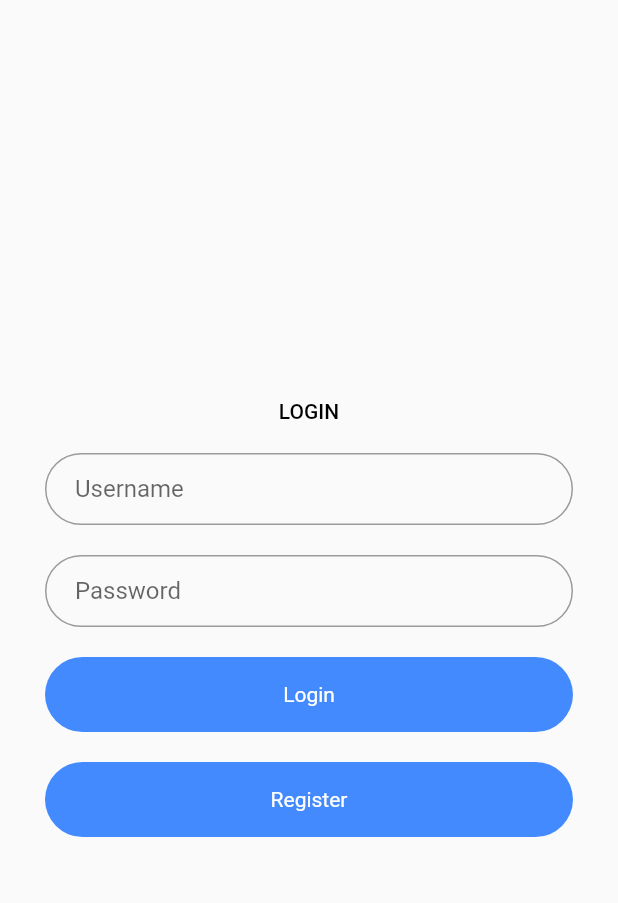
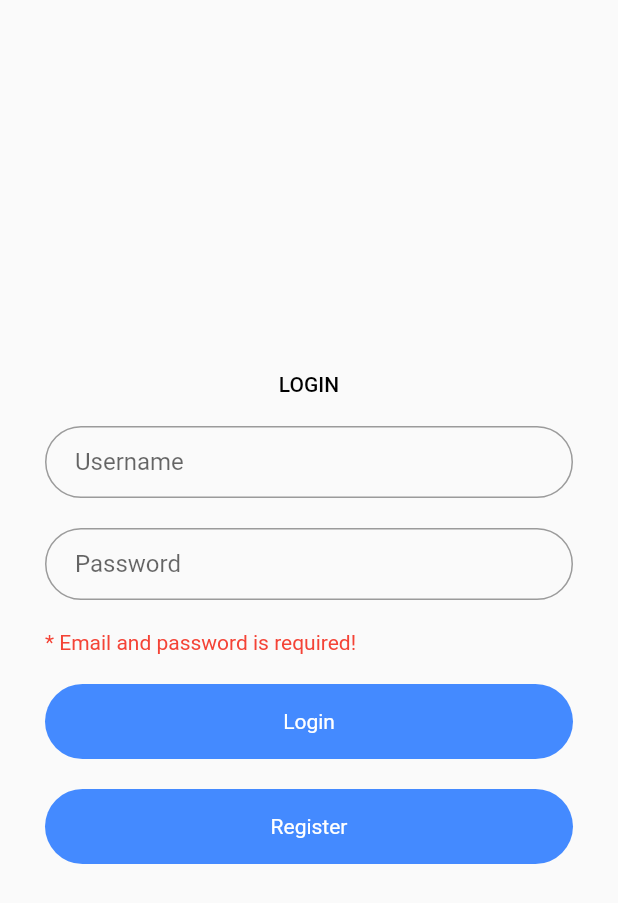
Before and after one commit to samueljiwandono0310/restaruant-app, a Flutter app: the screen it shows after launch, after a tap on "Login", on a phone screen of 412 x 824 dp. Shown: the top 903 px of the screen. Run offline on Flutter 3.47's test engine with Material 2 defaults, Android fonts, the light colour scheme and no system bars; our stand-ins replace get, sqflite; accounts and stored records are empty.

Commit message:
feat: login with database data

```diff
--- a/lib/dummy/dummy_data.dart
+++ b/lib/dummy/dummy_data.dart
@@ -253,7 +253,7 @@ class DummyData {
       dateOfBird: "03-10-1995",
       gender: "male",
       nationality: "Indonesia",
-      nickName: "samuel",
-      password: "Pretest123!",
-      userName: "samueljiwandono");
+      nickName: "aaa",
+      password: "aaa",
+      userName: "aaa");
 }
--- a/lib/helper/databaseHelper.dart
+++ b/lib/helper/databaseHelper.dart
@@ -1,3 +1,4 @@
+import 'package:flutter/cupertino.dart';
 import 'package:restaurant_app/model/user_model.dart';
 import 'package:sqflite/sqflite.dart';
 
@@ -51,4 +52,13 @@ class DatabaseHelper {
     var result = await db.insert(tableNameUser, userModel.toMap());
     print('result: $result');
   }
+
+  Future<UserModel> findUserNameAndPassword({@required String userName , @required String password}) async {
+    var db = await this.database;
+    var result = await db.rawQuery("SELECT * FROM $tableNameUser WHERE userName = '$userName' and password = '$password'");
+    if(result.length > 0) {
+      return UserModel.fromMap(result.first);
+    }
+    return null;
+  }
 }
--- a/lib/screens/login_screen/login_screen.dart
+++ b/lib/screens/login_screen/login_screen.dart
@@ -1,5 +1,6 @@
 import 'package:flutter/material.dart';
 import 'package:get/get.dart';
+import 'package:restaurant_app/helper/databaseHelper.dart';
 import 'package:restaurant_app/widgets/static_widget.dart';
 
 class LoginScreen extends StatefulWidget {
@@ -10,6 +11,8 @@ class LoginScreen extends StatefulWidget {
 class _LoginScreenState extends State<LoginScreen> {
   TextEditingController _userNameController = new TextEditingController();
   TextEditingController _passwordController = new TextEditingController();
+  String _errorMessage = "";
+  bool _isValid = false;
   @override
   Widget build(BuildContext context) {
     return Scaffold(
@@ -35,12 +38,23 @@ class _LoginScreenState extends State<LoginScreen> {
                 ),
               ),
               StaticWidget.sizeBox(),
-              StaticWidget.formText(hintText: "Username", controller: _userNameController),
+              StaticWidget.formText(
+                  hintText: "Username", controller: _userNameController),
               StaticWidget.sizeBox(),
-              StaticWidget.formPassword(hintText: "Password", controller: _passwordController),
+              StaticWidget.formPassword(
+                  hintText: "Password", controller: _passwordController),
+              _errorMessage.isNotEmpty ? StaticWidget.sizeBox() : SizedBox(),
+              _errorMessage.isNotEmpty
+                  ? Container(
+                      child: Text(
+                        _errorMessage,
+                        style: TextStyle(color: Colors.red),
+                      ),
+                    )
+                  : SizedBox(),
               StaticWidget.sizeBox(),
               _buttonLogin(),
-              _space(),
+              StaticWidget.sizeBox(),
               _buttonRegister()
             ],
           ),
@@ -49,16 +63,12 @@ class _LoginScreenState extends State<LoginScreen> {
     );
   }
 
-  static Widget _space() {
-    return SizedBox(
-      height: 20.0,
-    );
-  }
-
-  static Widget _buttonLogin() {
+  Widget _buttonLogin() {
     return Container(
       child: InkWell(
-        onTap: () {},
+        onTap: () {
+          doLogin();
+        },
         child: Container(
           decoration: BoxDecoration(
             color: Colors.blueAccent,
@@ -67,13 +77,13 @@ class _LoginScreenState extends State<LoginScreen> {
           width: double.infinity,
           height: 50.0,
           child: Center(
-            child: Text(
+            child: !_isValid ? Text(
               "Login",
               textAlign: TextAlign.center,
               style: TextStyle(
                 color: Colors.white,
               ),
-            ),
+            ) : CircularProgressIndicator(backgroundColor: Colors.black,),
           ),
         ),
       ),
@@ -106,4 +116,25 @@ class _LoginScreenState extends State<LoginScreen> {
       ),
     );
   }
+
+  void doLogin() {
+    if (_userNameController.text.isEmpty || _passwordController.text.isEmpty) {
+      setState(() {
+        _errorMessage = "* Email and password is required!";
+      });
+    } else {
+      setState(() {
+        _errorMessage = "";
+        _isValid = true;
+      });
+
+      DatabaseHelper()
+          .findUserNameAndPassword(
+              userName: _userNameController.text,
+              password: _passwordController.text)
+          .then((value) => {
+                print("result : ${value.id} , ${value.userName}, ${value.password} "),
+              });
+    }
+  }
 }
--- a/lib/screens/registration_screen/registration_screen.dart
+++ b/lib/screens/registration_screen/registration_screen.dart
@@ -185,7 +185,7 @@ class _RegistrationScreenState extends State<RegistrationScreen> {
   Widget _buttonRegister() {
     return Container(
       child: InkWell(
-        onTap: () => {doLogin()},
+        onTap: () => {doRegister()},
         child: Container(
           decoration: BoxDecoration(
             color: Colors.blueAccent,
@@ -247,7 +247,7 @@ class _RegistrationScreenState extends State<RegistrationScreen> {
     );
   }
 
-  void doLogin() {
+  void doRegister() {
     if (_userNameController.text.isEmpty ||
         _nickNameController.text.isEmpty ||
         _addressController.text.isEmpty ||
```
